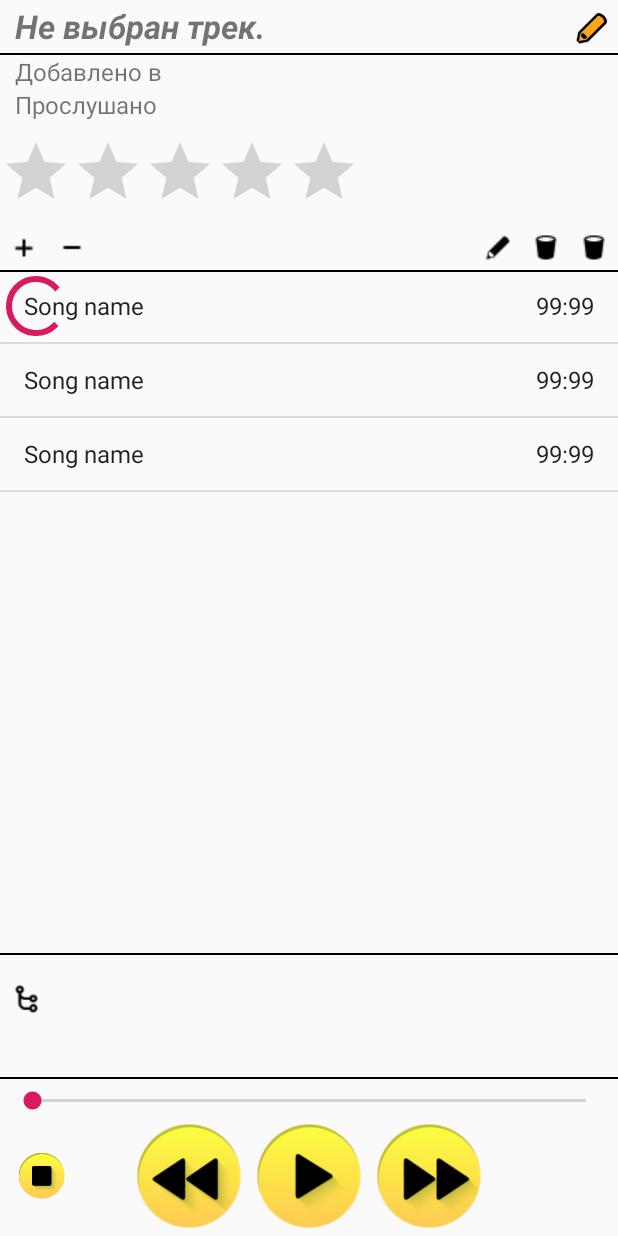
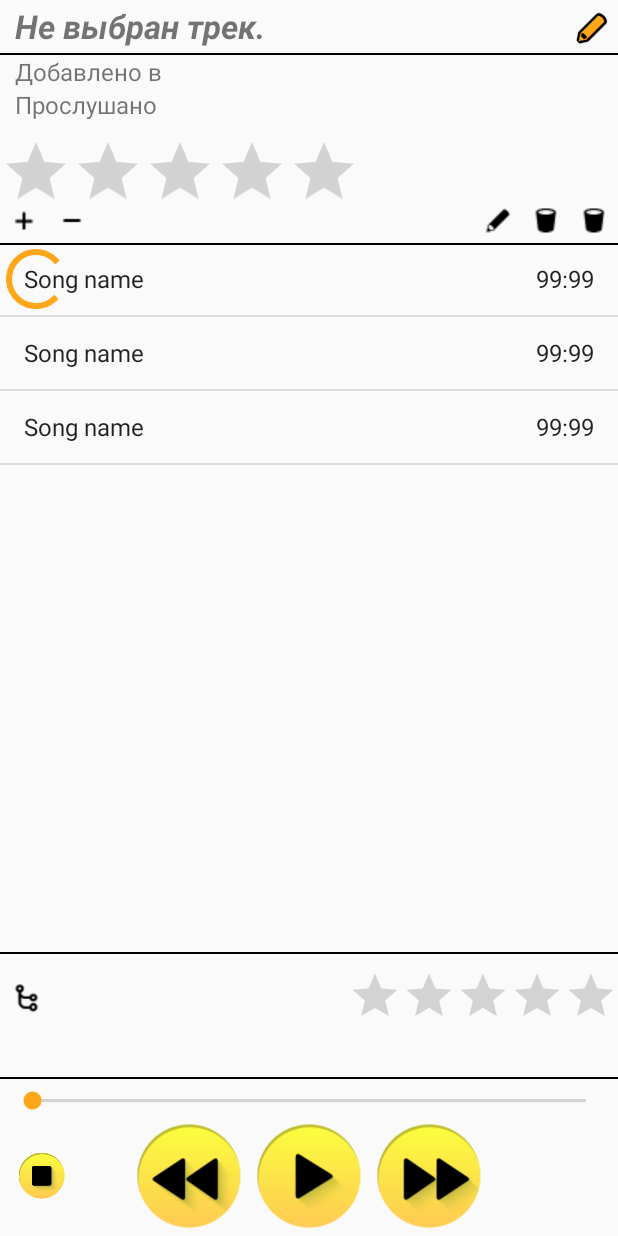
Before and after one commit to StudenetskiyA/LYMP-player, an Android app: the layout activity_main.xml on its own in the app's theme, with its tools: preview values and no code run, on a phone screen of 412 x 824 dp. Run offline under Robolectric (Android 15) with nearby library versions, the phone set to English and light mode, and no system bars.

Commit message:
Фильтр по рейтингу.

```diff
--- a/app/src/main/java/com/develop/dayre/lymp/RealmHelper.kt
+++ b/app/src/main/java/com/develop/dayre/lymp/RealmHelper.kt
@@ -36,7 +36,8 @@ class RealmHelper(context: Context) {
         tags: List<String>,
         tagsFlag: TagsFlag = Or,
         sort: SortState = ByName,
-        searchName: String = ""
+        searchName: String = "",
+        minRating: Int = 0
     ): ArrayList<Song> {
         var result: List<Song>? = if (tags.isNotEmpty()) {
             if (tagsFlag == Or)
@@ -50,6 +51,8 @@ class RealmHelper(context: Context) {
         } else getAllSongsFileExist()
 
         result = result?.filter { it.name.contains(searchName) }
+        result = result?.filter { it.rating>=minRating }
+
 
         result = when (sort) {
             ByName -> result?.sortedBy { it.name }
--- a/app/src/main/res/layout/activity_main.xml
+++ b/app/src/main/res/layout/activity_main.xml
@@ -117,13 +117,14 @@
                         android:layout_width="wrap_content"
                         android:layout_height="wrap_content"
                         android:layout_gravity="start"
-                        android:numStars="@{viewmodel.getCurrentSong().rating}"
+
                         android:stepSize="1" />
-                    <!--            -->
+                    <!--android:numStars="@{viewmodel.getCurrentSong().rating}" - doesn't work            -->
 
                     <RelativeLayout
                         android:layout_width="match_parent"
                         android:layout_height="wrap_content"
+                        android:layout_marginTop="-18dp"
                         android:orientation="horizontal">
 
                         <ImageButton
@@ -264,6 +265,19 @@
                                 android:layout_toRightOf="@id/andor_search_button"
                                 android:scaleType="fitXY"
                                 android:src="@{viewmodel.sort==SortState.ByName ? @drawable/sortbyname : viewmodel.sort==SortState.ByListened ? @drawable/sortbylistened : @drawable/sortbydate}"/>
+                            <RatingBar
+                                android:id="@+id/ratingBarInSearch"
+                                android:layout_width="wrap_content"
+                                android:layout_height="wrap_content"
+                                android:layout_alignParentRight="true"
+                                android:layout_centerVertical="true"
+                                style="?android:attr/ratingBarStyleIndicator"
+                                android:transformPivotX="0dp"
+                                android:transformPivotY="0dp"
+                                android:isIndicator="false"
+                                android:numStars="@{viewmodel.getCurrentSong().rating}"
+                                android:stepSize="1" />
+
                         </RelativeLayout>
                         <TextView
                             android:id="@+id/tracks_found"
--- a/app/src/main/res/values/colors.xml
+++ b/app/src/main/res/values/colors.xml
@@ -2,7 +2,7 @@
 <resources>
     <color name="colorPrimary">#008577</color>
     <color name="colorPrimaryDark">#00574B</color>
-    <color name="colorAccent">#D81B60</color>
+    <color name="colorAccent">#ffa71a</color>
     <color name="select_list_item">#F23456</color>
     <color name="top_bar">#ff33b5e5</color>
     <color name="unselectLink">#000000</color>
--- a/app/src/main/res/values/styles.xml
+++ b/app/src/main/res/values/styles.xml
@@ -7,5 +7,9 @@
         <item name="colorPrimaryDark">@color/colorPrimaryDark</item>
         <item name="colorAccent">@color/colorAccent</item>
     </style>
-
+    <style name="customRatingBar"
+        parent="@android:style/Widget.Material.RatingBar">
+        <item name="android:minHeight">@dimen/medium_button_size</item>
+        <item name="android:maxHeight">@dimen/medium_button_size</item>
+    </style>
 </resources>
```
Also changed, not shown: app/src/main/java/com/develop/dayre/lymp/LYMPModel.kt (+10 -4 lines), app/src/main/java/com/develop/dayre/lymp/LYMPViewModel.kt (+5 -2 lines), app/src/main/java/com/develop/dayre/lymp/MainActivity.kt (+17 -6 lines).
